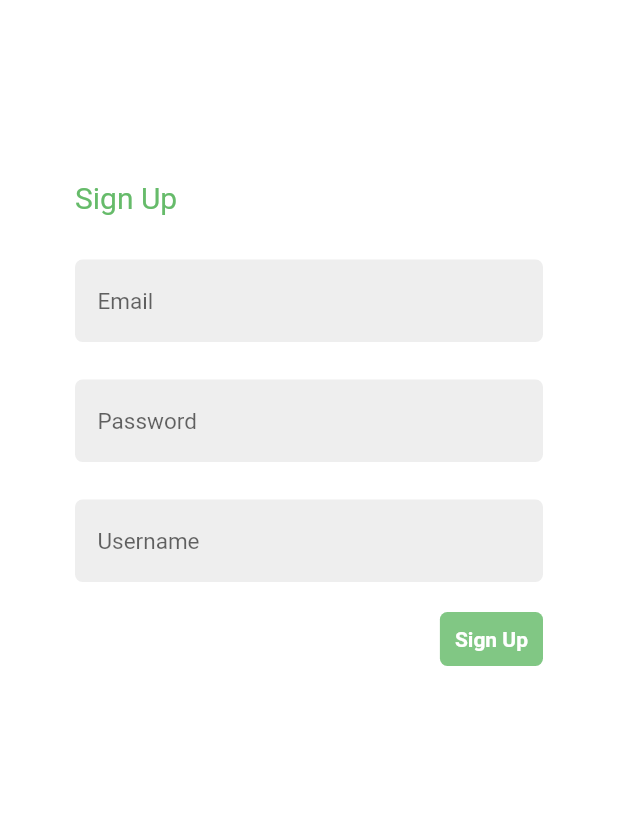
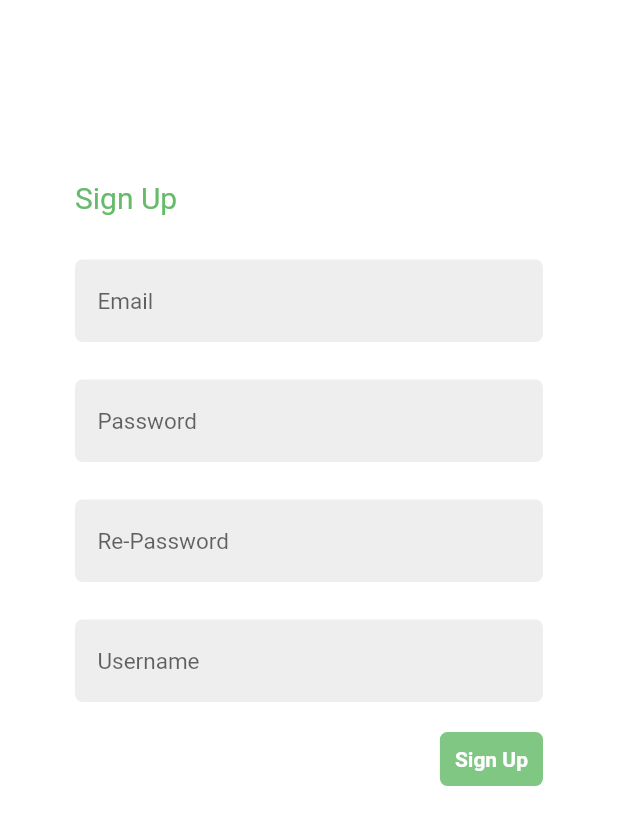
Before and after one commit to ebubechi/corvid19, a Flutter app: the screen it shows after launch, on a phone screen of 412 x 824 dp. Shown: the top 825 px of the screen. Run offline on Flutter 3.47's test engine with Material 2 defaults, Android fonts, the phone set to English and light mode, and no system bars; our stand-ins replace get_it, provider_architecture.

```diff
--- a/lib/UI/authUI/signup.dart
+++ b/lib/UI/authUI/signup.dart
@@ -9,6 +9,7 @@ class SignUp extends StatelessWidget {
   final emailcontroller = TextEditingController();
   final passwordcontroller = TextEditingController();
   final usernamecontroller = TextEditingController();
+  final conpasswordcontroller = TextEditingController();
 
   @override
   Widget build(BuildContext context) {
@@ -24,6 +25,8 @@ class SignUp extends StatelessWidget {
               InputField(controller: emailcontroller,placeholder: 'Email',),
               SizedBox(height: 15,),
               InputField(controller: passwordcontroller,placeholder: 'Password',),
+              SizedBox(height: 15,),
+              InputField(controller: conpasswordcontroller,placeholder: 'Re-Password',),
               SizedBox(height: 15,),
               InputField(controller: usernamecontroller,placeholder: 'Username',),
               SizedBox(height: 10,),
```
